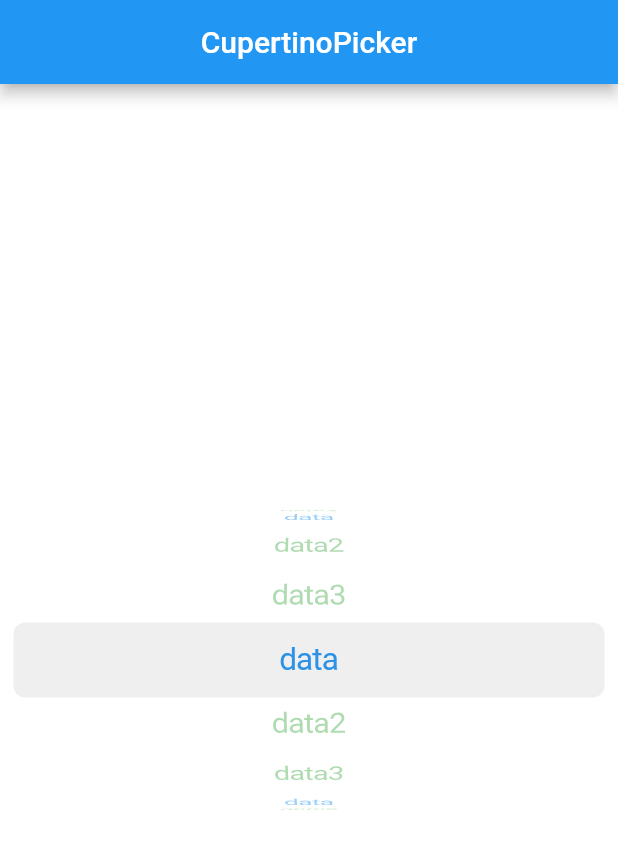
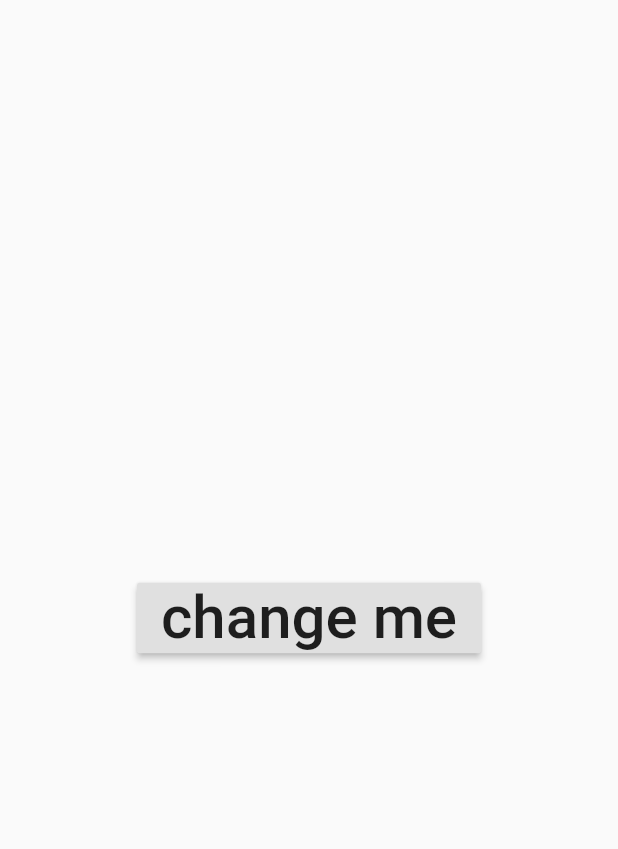
Before and after one commit to mastermajisosse/YoutubeTuto, a Flutter app: the screen it shows after launch, on a phone screen of 412 x 824 dp. Shown: the top 849 px of the screen. Run offline on Flutter 3.47's test engine with Material 2 defaults, Android fonts, the phone set to English and light mode, and no system bars.

Commit message:
explain stf stl

```diff
--- /dev/null
+++ b/lib/Explaining/explainstate.dart
@@ -0,0 +1,28 @@
+import 'package:flutter/material.dart';
+
+// it's a static widget so you can't change it's widgets
+// the stateful can be change
+class ExplainState extends StatefulWidget {
+  @override
+  _ExplainStateState createState() => _ExplainStateState();
+}
+
+class _ExplainStateState extends State<ExplainState> {
+  var txt = "change me";
+
+  @override
+  Widget build(BuildContext context) {
+    return Scaffold(
+      body: Center(
+        child: RaisedButton(
+          onPressed: () {
+            setState(() {
+              txt = 'changed';
+            });
+          },
+          child: Text(txt, style: TextStyle(fontSize: 40)),
+        ),
+      ),
+    );
+  }
+}
--- a/lib/cupertinopickerr/Homepage.dart
+++ b/lib/cupertinopicker/cupertinopickerPage.dart
@@ -1,12 +1,12 @@
 import 'package:flutter/cupertino.dart';
 import 'package:flutter/material.dart';
 
-class HomePage extends StatefulWidget {
+class CupertinopickerPage extends StatefulWidget {
   @override
-  _HomePageState createState() => _HomePageState();
+  _CupertinopickerPageState createState() => _CupertinopickerPageState();
 }
 
-class _HomePageState extends State<HomePage> {
+class _CupertinopickerPageState extends State<CupertinopickerPage> {
   int selected = 0;
   @override
   Widget build(BuildContext context) {
--- a/lib/main.dart
+++ b/lib/main.dart
@@ -1,5 +1,6 @@
 import 'package:flutter/material.dart';
-import 'package:youtube/cupertinopickerr/Homepage.dart';
+import 'package:youtube/Explaining/explainstate.dart';
+import 'package:youtube/cupertinopicker/cupertinopickerPage.dart';
 
 void main() => runApp(MyApp());
 
@@ -12,7 +13,8 @@ class MyApp extends StatelessWidget {
       theme: ThemeData(
         primarySwatch: Colors.blue,
       ),
-      home: HomePage(),
+      debugShowCheckedModeBanner: false,
+      home: ExplainState(),
     );
   }
 }
```
Also changed, not shown: pubspec.yaml (+1 -6 lines), pubspec.lock, 1 other file.
